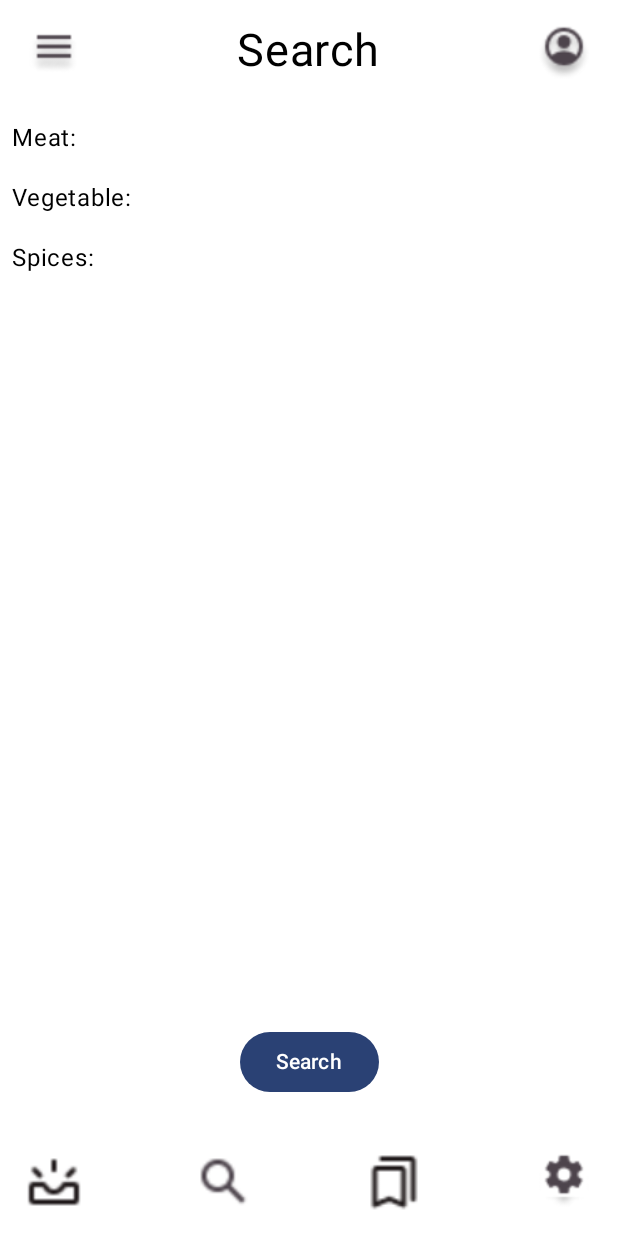
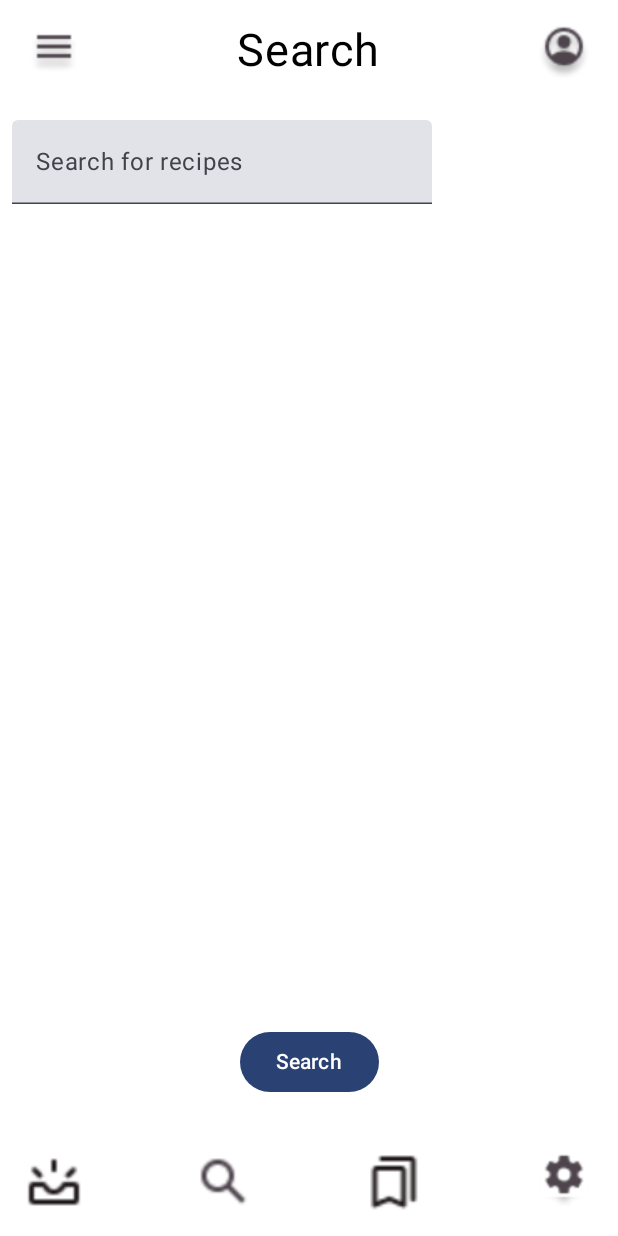
Before and after one commit to matfelhau/Mobilprogrammering2023, an Android app built with Jetpack Compose: the @Preview function CreateSearchPreview, on a phone screen of 412 x 824 dp. Run offline under Robolectric (Android 15) with nearby library versions, the light colour scheme and no system bars; our stand-ins replace Firebase (no records; nobody signed in at launch, a user with empty details on screens opened directly).

Commit message:
La til search funksjon

```diff
--- /dev/null
+++ b/app/src/main/java/com/example/matapp/model/CreateRecipeViewModel.java
@@ -0,0 +1,4 @@
+package com.example.matapp.model;
+
+public class CreateRecipeViewModel {
+}
--- a/app/src/main/java/com/example/matapp/model/SavedRecipeViewModel.kt
+++ b/app/src/main/java/com/example/matapp/model/SavedRecipeViewModel.kt
@@ -1,4 +1,5 @@
 package com.example.matapp.model
+
 import androidx.lifecycle.ViewModel
 import com.example.matapp.Recipe
 import com.example.matapp.Utility
--- /dev/null
+++ b/app/src/main/java/com/example/matapp/model/SearchViewModel.kt
@@ -0,0 +1,37 @@
+
+import androidx.lifecycle.ViewModel
+import com.example.matapp.Recipe
+import com.google.firebase.database.DataSnapshot
+import com.google.firebase.database.DatabaseError
+import com.google.firebase.database.DatabaseReference
+import com.google.firebase.database.FirebaseDatabase
+import com.google.firebase.database.ValueEventListener
+import kotlinx.coroutines.flow.MutableStateFlow
+import kotlinx.coroutines.flow.StateFlow
+
+class SearchViewModel : ViewModel() {
+    private val _searchResults = MutableStateFlow<List<Recipe>>(emptyList())
+    val searchResults: StateFlow<List<Recipe>> = _searchResults
+
+    private val database: DatabaseReference = FirebaseDatabase.getInstance().reference
+
+    fun searchRecipes(query: String) {
+        val recipesRef = database.child("recipes")
+        recipesRef.addListenerForSingleValueEvent(object : ValueEventListener {
+            override fun onDataChange(snapshot: DataSnapshot) {
+                val results = mutableListOf<Recipe>()
+                for (recipeSnapshot in snapshot.children) {
+                    val recipe = recipeSnapshot.getValue(Recipe::class.java)
+                    if (recipe != null && recipe.title.contains(query, ignoreCase = true)) {
+                        results.add(recipe)
+                    }
+                }
+                _searchResults.value = results
+            }
+
+            override fun onCancelled(error: DatabaseError) {
+                // Handle possible errors
+            }
+        })
+    }
+}
--- a/app/src/main/java/com/example/matapp/screens/SearchCompose.kt
+++ b/app/src/main/java/com/example/matapp/screens/SearchCompose.kt
@@ -2,6 +2,7 @@ package com.example.matapp.screens
 
 import BottomNavBar
 import Screen
+import SearchViewModel
 import TopNavBar
 import androidx.compose.foundation.background
 import androidx.compose.foundation.layout.Column
@@ -10,8 +11,13 @@ import androidx.compose.foundation.layout.fillMaxSize
 import androidx.compose.foundation.layout.fillMaxWidth
 import androidx.compose.foundation.layout.padding
 import androidx.compose.material3.Button
+import androidx.compose.material3.ExperimentalMaterial3Api
 import androidx.compose.material3.Text
+import androidx.compose.material3.TextField
 import androidx.compose.runtime.Composable
+import androidx.compose.runtime.collectAsState
+import androidx.compose.runtime.mutableStateOf
+import androidx.compose.runtime.remember
 import androidx.compose.ui.Alignment
 import androidx.compose.ui.Modifier
 import androidx.compose.ui.graphics.Color
@@ -19,15 +25,21 @@ import androidx.compose.ui.platform.LocalContext
 import androidx.compose.ui.res.stringResource
 import androidx.compose.ui.tooling.preview.Preview
 import androidx.compose.ui.unit.dp
+import androidx.lifecycle.viewmodel.compose.viewModel
 import androidx.navigation.NavController
 import androidx.navigation.compose.rememberNavController
 import com.example.matapp.R
 import com.example.matapp.Utility
 import com.example.matapp.ui.theme.MatappTheme
 
+@OptIn(ExperimentalMaterial3Api::class)
 @Composable
 fun SearchLayout(navController: NavController) {
     val context = LocalContext.current
+    val searchQuery = remember { mutableStateOf("") }
+    val searchViewModel: SearchViewModel = viewModel()
+    val searchResult = searchViewModel.searchResults.collectAsState()
+
     Column(
         modifier = Modifier
             .fillMaxSize()
@@ -43,19 +55,20 @@ fun SearchLayout(navController: NavController) {
             }
         )
 
+        TextField(
+            value = searchQuery.value,
+            onValueChange = {
+                searchQuery.value = it
+                searchViewModel.searchRecipes(it)
+            },
+            label = { Text(text = "Search for recipes") },
+            modifier = Modifier.padding(8.dp)
+        )
+
         Column {
-            Text(
-                text = stringResource(id = R.string.meat),
-                modifier = Modifier.padding(8.dp)
-            )
-            Text(
-                text = stringResource(id = R.string.vegetable),
-                modifier = Modifier.padding(8.dp)
-            )
-            Text(
-                text = stringResource(id = R.string.spices),
-                modifier = Modifier.padding(8.dp)
-            )
+            searchResult.value.forEach { recipe ->
+                Text(text = recipe.title, modifier = Modifier.padding(8.dp))
+            }
         }
 
         Spacer(modifier = Modifier.weight(1f))
```
